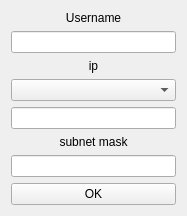
Above: StartWidget.ui from ITsJust4Fun/QP2PChat before the change. Below: the same form after it.
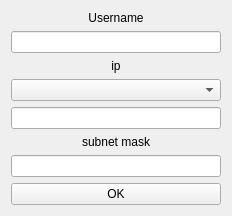
That is the form after the change.

The edit to the form file:
```diff
--- a/StartWidget.ui
+++ b/StartWidget.ui
@@ -6,7 +6,7 @@
    <rect>
     <x>0</x>
     <y>0</y>
-    <width>187</width>
+    <width>232</width>
     <height>205</height>
    </rect>
   </property>
```
